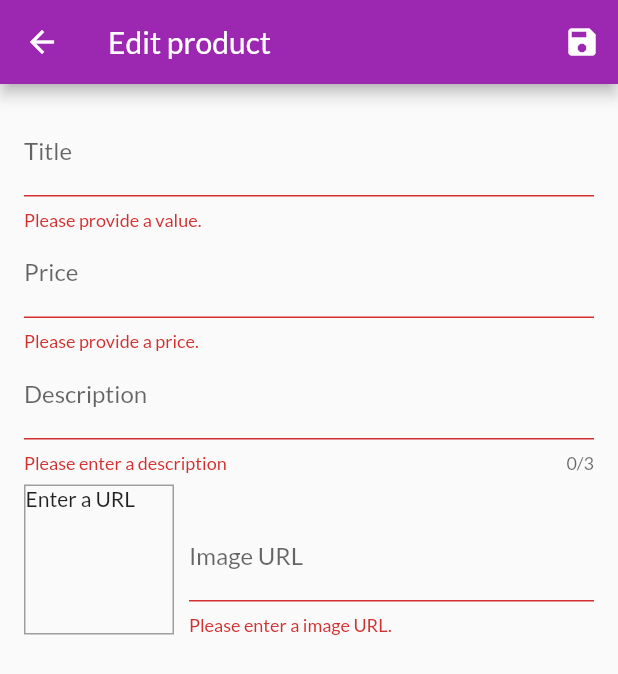
After one commit to daNellora/shopapp, a Flutter app: the EditProductsScreen screen opened by its route, after a tap on the "save" icon, on a phone screen of 412 x 824 dp. The commit adds this screen. Shown: the top 674 px of the screen. Run offline on Flutter 3.47's test engine with Material 2 defaults, Android fonts, the phone set to English and light mode, and no system bars; missing offline and left inert: dart:html; network calls fail.

Commit message:
finalizar validacion

```diff
--- a/lib/providers/products.dart
+++ b/lib/providers/products.dart
@@ -65,8 +65,15 @@
   //  notifyListeners();
   //}
 
-  void addProduct() {
-    //_items.add(value);
+  void addProduct(Product product) {
+    final newProduct = Product(
+      title: product.title,
+      description: product.description,
+      price: product.price,
+      imageUrl: product.imageUrl,
+      id: DateTime.now().toString(),
+    );
+    _items.add(newProduct);
     notifyListeners();
   }
 }
--- /dev/null
+++ b/lib/screens/edit_product_screen.dart
@@ -0,0 +1,222 @@
+import 'package:flutter/material.dart';
+import 'package:flutter_complete_guide/providers/products.dart';
+import 'package:provider/provider.dart';
+
+import '../providers/product.dart';
+import '../providers/products.dart';
+
+class EditProductsScreen extends StatefulWidget {
+  static const routeNamed = '/edit-product';
+  @override
+  State<EditProductsScreen> createState() => _EditProductsScreenState();
+}
+
+class _EditProductsScreenState extends State<EditProductsScreen> {
+  final _priceFocusNode = FocusNode();
+  final _descriptionFocusNode = FocusNode();
+  final _imageUrlController = TextEditingController();
+  final _imageUrlFocusNode = FocusNode();
+  final _form = GlobalKey<FormState>();
+  var _editedProduct = Product(
+    id: null,
+    title: ' ',
+    description: ' ',
+    price: 0,
+    imageUrl: ' ',
+  );
+
+  @override
+  void initState() {
+    _imageUrlFocusNode.addListener(_updateImageUrl);
+    super.initState();
+  }
+
+  @override
+  void dispose() {
+    _imageUrlFocusNode.removeListener(_updateImageUrl);
+    _priceFocusNode.dispose();
+    _descriptionFocusNode.dispose();
+    _imageUrlController.dispose();
+    _imageUrlFocusNode.dispose();
+    super.dispose();
+  }
+
+  void _updateImageUrl() {
+    if (!_imageUrlFocusNode.hasFocus) {
+      setState(() {});
+    }
+  }
+
+  void _saveForm() {
+    final isValid = _form.currentState.validate();
+    if (!isValid) {
+      return;
+    }
+    _form.currentState.save();
+    Provider.of<Products>(context, listen: false).addProduct(_editedProduct);
+    Navigator.of(context).pop();
+  }
+
+  Widget build(BuildContext context) {
+    return Scaffold(
+      appBar: AppBar(
+        title: Text('Edit product'),
+        actions: <Widget>[
+          IconButton(
+            icon: Icon(Icons.save),
+            onPressed: () {
+              _saveForm();
+            },
+          )
+        ],
+      ),
+      body: Padding(
+        padding: const EdgeInsets.all(16.0),
+        child: Form(
+          key: _form,
+          child: ListView(
+            children: <Widget>[
+              TextFormField(
+                decoration: InputDecoration(labelText: 'Title'),
+                textInputAction: TextInputAction.next,
+                onFieldSubmitted: (_) {
+                  FocusScope.of(context).requestFocus(_priceFocusNode);
+                },
+                validator: (value) {
+                  if (value.isEmpty) {
+                    return 'Please provide a value.';
+                  }
+                  return null;
+                },
+                onSaved: (value) {
+                  _editedProduct = Product(
+                    title: value,
+                    price: _editedProduct.price,
+                    description: _editedProduct.description,
+                    imageUrl: _editedProduct.imageUrl,
+                    id: null,
+                  );
+                },
+              ),
+              TextFormField(
+                decoration: InputDecoration(labelText: 'Price'),
+                textInputAction: TextInputAction.next,
+                keyboardType: TextInputType.name,
+                focusNode: _priceFocusNode,
+                onFieldSubmitted: (_) {
+                  FocusScope.of(context).requestFocus(_descriptionFocusNode);
+                },
+                validator: (value) {
+                  if (value.isEmpty) {
+                    return 'Please provide a price.';
+                  }
+                  if (double.tryParse(value) == null) {
+                    return 'Please enter a valid number';
+                  }
+                  if (double.parse(value) <= 0) {
+                    return 'Please enter a number greater than zero.';
+                  }
+                  return null;
+                },
+                onSaved: (value) {
+                  _editedProduct = Product(
+                    title: _editedProduct.title,
+                    price: double.parse(value),
+                    description: _editedProduct.description,
+                    imageUrl: _editedProduct.imageUrl,
+                    id: null,
+                  );
+                },
+              ),
+              TextFormField(
+                decoration: InputDecoration(labelText: 'Description'),
+                maxLength: 3,
+                keyboardType: TextInputType.multiline,
+                focusNode: _descriptionFocusNode,
+                validator: (value) {
+                  if (value.isEmpty) {
+                    return 'Please enter a description';
+                  }
+                  if (value.length < 10) {
+                    return 'Should be at least 10 characters long';
+                  }
+                  if (!value.endsWith('.png') &&
+                      !value.endsWith('.jpg') &&
+                      !value.endsWith('.jpeg')) {
+                    return 'Please enter a valid image URL';
+                  }
+                  return null;
+                },
+                onSaved: (value) {
+                  _editedProduct = Product(
+                    title: _editedProduct.title,
+                    price: _editedProduct.price,
+                    description: value,
+                    imageUrl: _editedProduct.imageUrl,
+                    id: null,
+                  );
+                },
+              ),
+              Row(
+                crossAxisAlignment: CrossAxisAlignment.end,
+                children: <Widget>[
+                  Container(
+                    width: 100,
+                    height: 100,
+                    margin: EdgeInsets.only(
+                      top: 8,
+                      right: 10,
+                    ),
+                    decoration: BoxDecoration(
+                      border: Border.all(width: 1, color: Colors.grey),
+                    ),
+                    child: _imageUrlController.text.isEmpty
+                        ? Text('Enter a URL')
+                        : FittedBox(
+                            child: Image.network(
+                              _imageUrlController.text,
+                              fit: BoxFit.cover,
+                            ),
+                          ),
+                  ),
+                  Expanded(
+                      child: TextFormField(
+                    decoration: InputDecoration(labelText: 'Image URL'),
+                    keyboardType: TextInputType.url,
+                    textInputAction: TextInputAction.done,
+                    controller: _imageUrlController,
+                    onEditingComplete: () {
+                      setState(() {});
+                    },
+                    onFieldSubmitted: (_) {
+                      _saveForm();
+                    },
+                    validator: (value) {
+                      if (value.isEmpty) {
+                        return 'Please enter a image URL.';
+                      }
+                      if (!value.startsWith('http') &&
+                          !value.startsWith('https')) {
+                        return 'Please return a valid URL';
+                      }
+                      return null;
+                    },
+                    onSaved: (value) {
+                      _editedProduct = Product(
+                        title: _editedProduct.title,
+                        price: _editedProduct.price,
+                        description: _editedProduct.description,
+                        imageUrl: value,
+                        id: null,
+                      );
+                    },
+                  )),
+                ],
+              )
+            ],
+          ),
+        ),
+      ),
+    );
+  }
+}
--- a/lib/widgets/app_drawer.dart
+++ b/lib/widgets/app_drawer.dart
@@ -1,5 +1,6 @@
 import 'package:flutter/material.dart';
 import '../screens/orders_screen.dart';
+import '../screens/user_products_screen.dart';
 
 class AppDrawer extends StatelessWidget {
   @override
@@ -28,6 +29,15 @@
                   .pushReplacementNamed(OrdersScreen.routeName);
             },
           ),
+          Divider(),
+          ListTile(
+            leading: Icon(Icons.edit),
+            title: Text('Manage Products'),
+            onTap: () {
+              Navigator.of(context)
+                  .pushReplacementNamed(UserProductsScreen.routeName);
+            },
+          ),
         ],
       ),
     );
```
Also changed, not shown: lib/main.dart (+6 -1 lines), lib/providers/cart.dart (+20 -0 lines), lib/screens/user_products_screen.dart (added, +45 -0 lines), lib/widgets/cart_item.dart (+27 -0 lines), lib/widgets/product_item.dart (+16 -0 lines), lib/widgets/user_product_item.dart (added, +34 -0 lines).
